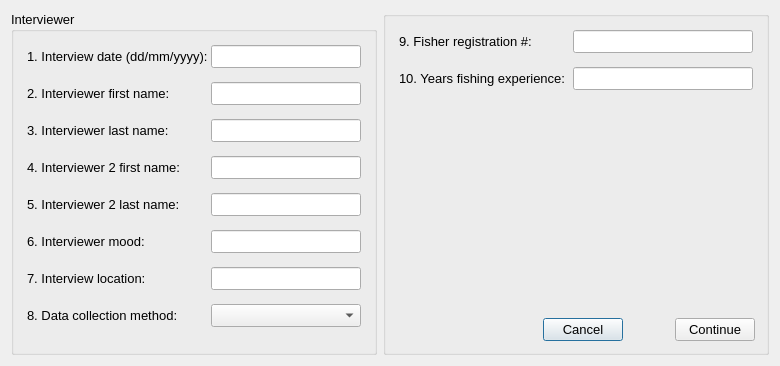
Before: the Qt Designer form oom_st_kitts_nevis/Interview/interviewstart.ui in Ecotrust/openoceanmap-desktop, drawn with Qt 5.
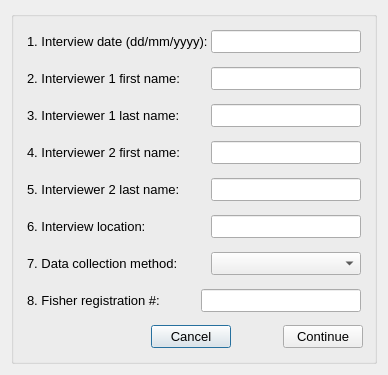
After: the same form once the commit is applied.

What changed in the file:
```diff
--- a/oom_st_kitts_nevis/Interview/interviewstart.ui
+++ b/oom_st_kitts_nevis/Interview/interviewstart.ui
@@ -6,8 +6,8 @@
    <rect>
     <x>0</x>
     <y>0</y>
-    <width>778</width>
-    <height>366</height>
+    <width>388</width>
+    <height>375</height>
    </rect>
   </property>
   <property name="windowTitle" >
@@ -28,9 +28,9 @@
             </font>
            </property>
            <property name="title" >
-            <string>Interviewer</string>
+            <string/>
            </property>
-           <layout class="QVBoxLayout" name="verticalLayout_5" >
+           <layout class="QVBoxLayout" name="verticalLayout_2" >
             <item>
              <widget class="QWidget" native="1" name="interviewee_first_name_2" >
               <layout class="QHBoxLayout" name="_3" >
@@ -108,7 +108,7 @@
                   </size>
                  </property>
                  <property name="text" >
-                  <string>2. Interviewer first name:</string>
+                  <string>2. Interviewer 1 first name:</string>
                  </property>
                 </widget>
                </item>
@@ -161,7 +161,7 @@
                   </size>
                  </property>
                  <property name="text" >
-                  <string>3. Interviewer last name:</string>
+                  <string>3. Interviewer 1 last name:</string>
                  </property>
                 </widget>
                </item>
@@ -296,59 +296,6 @@
               </layout>
              </widget>
             </item>
-            <item>
-             <widget class="QWidget" native="1" name="interviewee_first_name_5" >
-              <layout class="QHBoxLayout" name="_10" >
-               <property name="spacing" >
-                <number>4</number>
-               </property>
-               <property name="margin" >
-                <number>4</number>
-               </property>
-               <item>
-                <widget class="QLabel" name="mood_text" >
-                 <property name="minimumSize" >
-                  <size>
-                   <width>180</width>
-                   <height>0</height>
-                  </size>
-                 </property>
-                 <property name="maximumSize" >
-                  <size>
-                   <width>180</width>
-                   <height>16777215</height>
-                  </size>
-                 </property>
-                 <property name="text" >
-                  <string>6. Interviewer mood:</string>
-                 </property>
-                </widget>
-               </item>
-               <item>
-                <widget class="QLineEdit" name="mood_line" >
-                 <property name="enabled" >
-                  <bool>true</bool>
-                 </property>
-                 <property name="minimumSize" >
-                  <size>
-                   <width>150</width>
-                   <height>0</height>
-                  </size>
-                 </property>
-                 <property name="maximumSize" >
-                  <size>
-                   <width>150</width>
-                   <height>16777215</height>
-                  </size>
-                 </property>
-                 <property name="text" >
-                  <string/>
-                 </property>
-                </widget>
-               </item>
-              </layout>
-             </widget>
-            </item>
             <item>
              <widget class="QWidget" native="1" name="interviewee_first_name_7" >
               <layout class="QHBoxLayout" name="_13" >
@@ -373,7 +320,7 @@
                   </size>
                  </property>
                  <property name="text" >
-                  <string>7. Interview location:</string>
+                  <string>6. Interview location:</string>
                  </property>
                 </widget>
                </item>
@@ -426,7 +373,7 @@
                   </size>
                  </property>
                  <property name="text" >
-                  <string>8. Data collection method:</string>
+                  <string>7. Data collection method:</string>
                  </property>
                 </widget>
                </item>
@@ -459,37 +406,6 @@
              </widget>
             </item>
             <item>
-             <spacer name="verticalSpacer" >
-              <property name="orientation" >
-               <enum>Qt::Vertical</enum>
-              </property>
-              <property name="sizeHint" stdset="0" >
-               <size>
-                <width>20</width>
-                <height>40</height>
-               </size>
-              </property>
-             </spacer>
-            </item>
-           </layout>
-          </widget>
-         </item>
-        </layout>
-       </item>
-      </layout>
-     </item>
-     <item>
-      <widget class="QGroupBox" name="vessel_info" >
-       <property name="font" >
-        <font>
-         <pointsize>10</pointsize>
-        </font>
-       </property>
-       <property name="title" >
-        <string/>
-       </property>
-       <layout class="QVBoxLayout" name="verticalLayout" >
-        <item>
          <widget class="QWidget" native="1" name="home_port_13" >
           <property name="font" >
            <font>
@@ -523,7 +439,7 @@
               </font>
              </property>
              <property name="text" >
-              <string>9. Fisher registration #:</string>
+                  <string>8. Fisher registration #:</string>
              </property>
             </widget>
            </item>
@@ -534,7 +450,7 @@
              </property>
              <property name="minimumSize" >
               <size>
-               <width>180</width>
+                   <width>150</width>
                <height>0</height>
               </size>
              </property>
@@ -557,87 +473,6 @@
           </layout>
          </widget>
         </item>
-        <item>
-         <widget class="QWidget" native="1" name="home_port_8" >
-          <property name="font" >
-           <font>
-            <pointsize>10</pointsize>
-           </font>
-          </property>
-          <layout class="QHBoxLayout" name="_17" >
-           <property name="spacing" >
-            <number>4</number>
-           </property>
-           <property name="margin" >
-            <number>4</number>
-           </property>
-           <item>
-            <widget class="QLabel" name="landing_port_text_3" >
-             <property name="minimumSize" >
-              <size>
-               <width>170</width>
-               <height>0</height>
-              </size>
-             </property>
-             <property name="maximumSize" >
-              <size>
-               <width>170</width>
-               <height>16777215</height>
-              </size>
-             </property>
-             <property name="font" >
-              <font>
-               <pointsize>10</pointsize>
-              </font>
-             </property>
-             <property name="text" >
-              <string>10. Years fishing experience:</string>
-             </property>
-            </widget>
-           </item>
-           <item>
-            <widget class="QLineEdit" name="yrs_fishing_line" >
-             <property name="enabled" >
-              <bool>true</bool>
-             </property>
-             <property name="minimumSize" >
-              <size>
-               <width>180</width>
-               <height>0</height>
-              </size>
-             </property>
-             <property name="maximumSize" >
-              <size>
-               <width>180</width>
-               <height>16777215</height>
-              </size>
-             </property>
-             <property name="font" >
-              <font>
-               <pointsize>10</pointsize>
-              </font>
-             </property>
-             <property name="text" >
-              <string/>
-             </property>
-            </widget>
-           </item>
-          </layout>
-         </widget>
-        </item>
-        <item>
-         <spacer name="verticalSpacer_2" >
-          <property name="orientation" >
-           <enum>Qt::Vertical</enum>
-          </property>
-          <property name="sizeHint" stdset="0" >
-           <size>
-            <width>20</width>
-            <height>40</height>
-           </size>
-          </property>
-         </spacer>
-        </item>
         <item>
          <widget class="QWidget" native="1" name="button_box" >
           <layout class="QHBoxLayout" name="_19" >
@@ -709,6 +544,10 @@
     </layout>
    </item>
   </layout>
+     </item>
+    </layout>
+   </item>
+  </layout>
  </widget>
  <tabstops>
   <tabstop>date_line</tabstop>
```
Left out of the diff: 2 changed lines with no effect on the pictures. Lines whose indentation alone changed are shown as unchanged.
